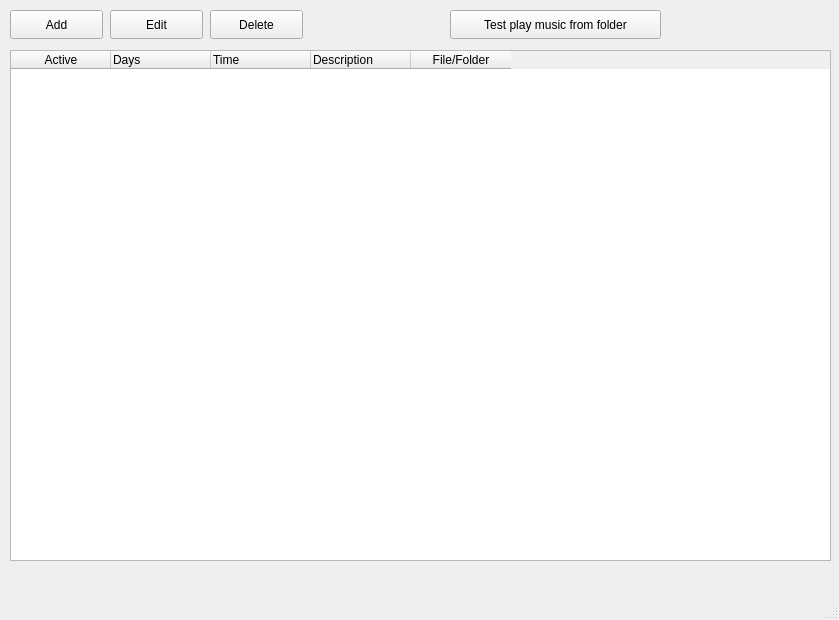
First picture: the form in mainwindow.ui, repository raaleksandr/SchoolBellWithMusic, before the edit.
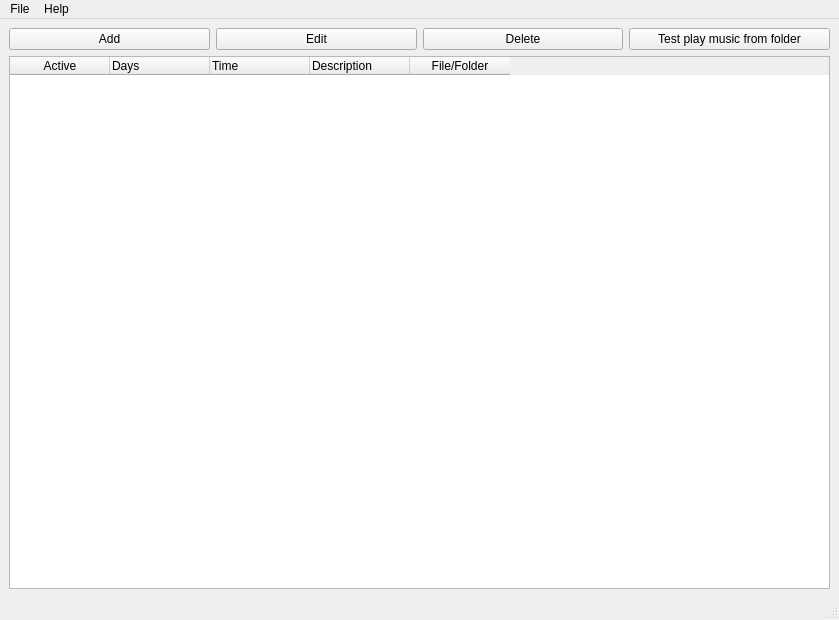
Second picture: the form after the edit.

Commit message: Added clock to status bar, added 'About' window

The edit to the form file:
```diff
--- a/mainwindow.ui
+++ b/mainwindow.ui
@@ -14,18 +14,26 @@
    <string>School Bell with Music</string>
   </property>
   <widget class="QWidget" name="centralwidget">
+   <layout class="QGridLayout" name="gridLayout">
+    <item row="0" column="2">
+     <widget class="QPushButton" name="deletePushButton">
+      <property name="text">
+       <string>Delete</string>
+      </property>
+     </widget>
+    </item>
+    <item row="0" column="3">
+     <widget class="QPushButton" name="testPlayMusicFolderPushButton">
+      <property name="text">
+       <string>Test play music from folder</string>
+      </property>
+     </widget>
+    </item>
+    <item row="1" column="0" colspan="4">
    <widget class="QTableWidget" name="scheduleTable">
     <property name="enabled">
      <bool>true</bool>
     </property>
-    <property name="geometry">
-     <rect>
-      <x>10</x>
-      <y>50</y>
-      <width>821</width>
-      <height>511</height>
-     </rect>
-    </property>
     <property name="sortingEnabled">
      <bool>true</bool>
     </property>
@@ -64,58 +72,22 @@
      </property>
     </column>
    </widget>
-   <widget class="QPushButton" name="addPushButton">
-    <property name="geometry">
-     <rect>
-      <x>10</x>
-      <y>10</y>
-      <width>93</width>
-      <height>29</height>
-     </rect>
-    </property>
-    <property name="text">
-     <string>Add</string>
-    </property>
-   </widget>
-   <widget class="QPushButton" name="testPlayMusicFolderPushButton">
-    <property name="geometry">
-     <rect>
-      <x>450</x>
-      <y>10</y>
-      <width>211</width>
-      <height>29</height>
-     </rect>
-    </property>
-    <property name="text">
-     <string>Test play music from folder</string>
-    </property>
-   </widget>
+    </item>
+    <item row="0" column="1">
    <widget class="QPushButton" name="editPushButton">
-    <property name="geometry">
-     <rect>
-      <x>110</x>
-      <y>10</y>
-      <width>93</width>
-      <height>29</height>
-     </rect>
-    </property>
     <property name="text">
      <string>Edit</string>
     </property>
    </widget>
-   <widget class="QPushButton" name="deletePushButton">
-    <property name="geometry">
-     <rect>
-      <x>210</x>
-      <y>10</y>
-      <width>93</width>
-      <height>29</height>
-     </rect>
-    </property>
+    </item>
+    <item row="0" column="0">
+     <widget class="QPushButton" name="addPushButton">
     <property name="text">
-     <string>Delete</string>
-    </property>
-   </widget>
+       <string>Add</string>
+      </property>
+     </widget>
+    </item>
+   </layout>
   </widget>
   <widget class="QMenuBar" name="menubar">
    <property name="geometry">
@@ -126,6 +98,20 @@
      <height>26</height>
     </rect>
    </property>
+   <widget class="QMenu" name="menuFile">
+    <property name="title">
+     <string>File</string>
+    </property>
+    <addaction name="actionExit"/>
+   </widget>
+   <widget class="QMenu" name="menuHelp">
+    <property name="title">
+     <string>Help</string>
+    </property>
+    <addaction name="actionAbout"/>
+   </widget>
+   <addaction name="menuFile"/>
+   <addaction name="menuHelp"/>
   </widget>
   <widget class="QStatusBar" name="statusbar"/>
  </widget>
```
Left out of the diff: 29 changed lines with no effect on the pictures. Lines whose indentation alone changed are shown as unchanged. The commit also changes 5 other files.
